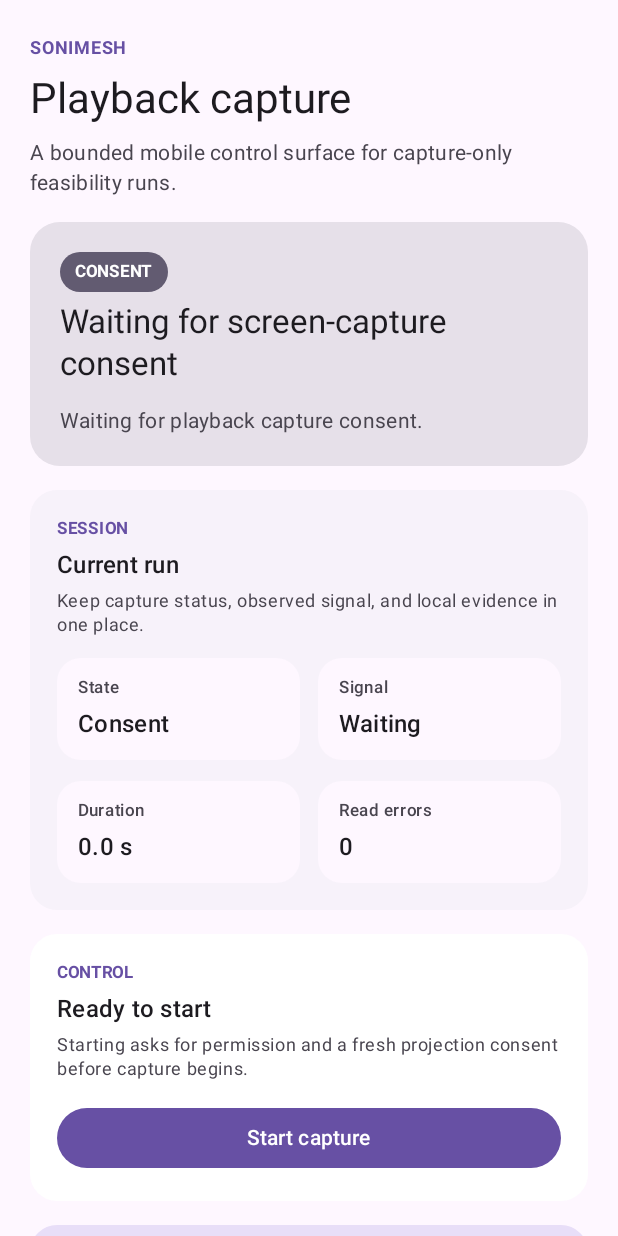
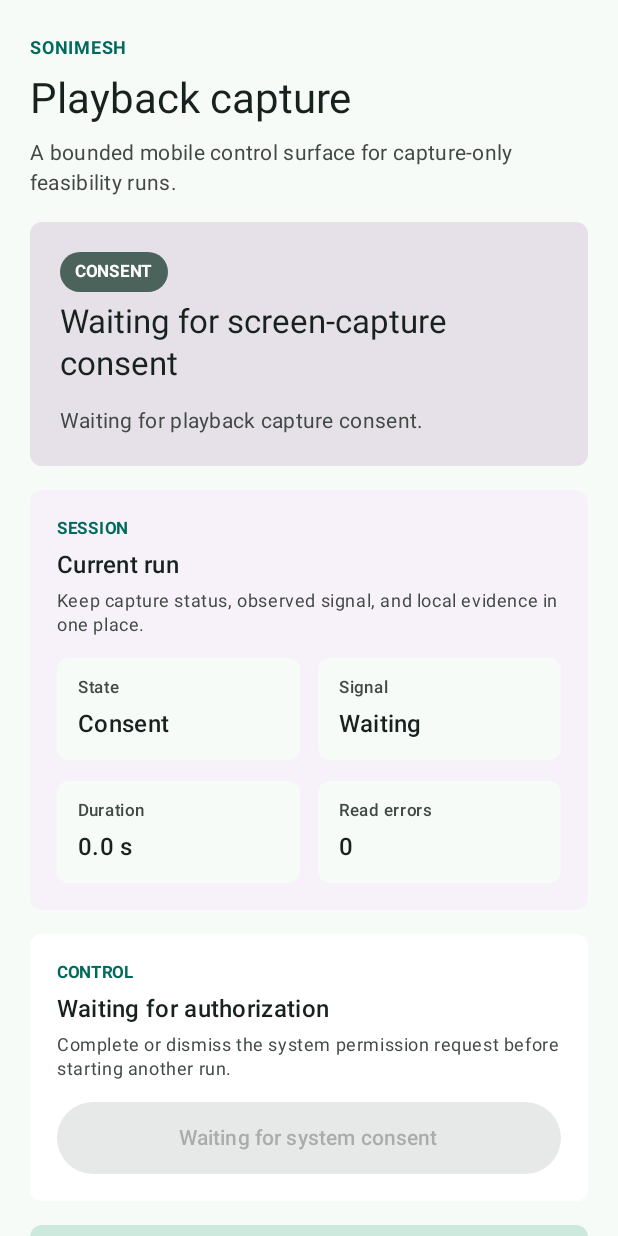
Before and after one commit to sonimesh-labs/sonimesh-dev, an Android app built with Jetpack Compose: the screen it shows after launch (MainActivity), after a tap on "Start capture", on a phone screen of 412 x 824 dp. Run offline under Robolectric (Android 15) with nearby library versions, the phone set to English and light mode, and no system bars.

Commit message:
feat(android): harden capture control state presentation

```diff
--- a/apps/android/app/src/main/java/com/sonimesh/sender/CaptureScreen.kt
+++ b/apps/android/app/src/main/java/com/sonimesh/sender/CaptureScreen.kt
@@ -1,5 +1,10 @@
 package com.sonimesh.sender
 
+import androidx.compose.animation.core.RepeatMode
+import androidx.compose.animation.core.animateFloat
+import androidx.compose.animation.core.infiniteRepeatable
+import androidx.compose.animation.core.rememberInfiniteTransition
+import androidx.compose.animation.core.tween
 import androidx.compose.foundation.background
 import androidx.compose.foundation.layout.Arrangement
 import androidx.compose.foundation.layout.Box
@@ -8,7 +13,10 @@ import androidx.compose.foundation.layout.Row
 import androidx.compose.foundation.layout.fillMaxSize
 import androidx.compose.foundation.layout.fillMaxWidth
 import androidx.compose.foundation.layout.height
+import androidx.compose.foundation.layout.heightIn
 import androidx.compose.foundation.layout.padding
+import androidx.compose.foundation.layout.navigationBarsPadding
+import androidx.compose.foundation.layout.statusBarsPadding
 import androidx.compose.foundation.layout.width
 import androidx.compose.foundation.rememberScrollState
 import androidx.compose.foundation.shape.CircleShape
@@ -27,11 +35,17 @@ import androidx.compose.ui.Alignment
 import androidx.compose.ui.Modifier
 import androidx.compose.ui.draw.clip
 import androidx.compose.ui.graphics.Color
+import androidx.compose.ui.graphics.graphicsLayer
+import androidx.compose.ui.semantics.LiveRegionMode
+import androidx.compose.ui.semantics.liveRegion
+import androidx.compose.ui.semantics.semantics
 import androidx.compose.ui.text.font.FontWeight
 import androidx.compose.ui.unit.dp
 import com.sonimesh.sender.capture.CaptureEvidenceSnapshot
 import com.sonimesh.sender.capture.CaptureStatus
 import com.sonimesh.sender.capture.CaptureUiState
+import com.sonimesh.sender.capture.isActive
+import com.sonimesh.sender.capture.isAwaitingAuthorization
 import java.util.Locale
 
 @Composable
@@ -44,7 +58,9 @@ internal fun CaptureScreen(
         modifier = Modifier
             .fillMaxSize()
             .background(MaterialTheme.colorScheme.surface)
+            .statusBarsPadding()
             .verticalScroll(rememberScrollState())
+            .navigationBarsPadding()
             .padding(horizontal = 20.dp, vertical = 24.dp),
         verticalArrangement = Arrangement.spacedBy(16.dp),
     ) {
@@ -56,6 +72,7 @@ internal fun CaptureScreen(
         }
         CaptureActionCard(
             active = state.status.isActive(),
+            starting = state.status.isAwaitingAuthorization(),
             onStart = onStart,
             onStop = onStop,
         )
@@ -89,9 +106,11 @@ private fun CaptureHeader() {
 private fun CaptureStatusCard(status: CaptureStatus) {
     val palette = status.palette()
     Card(
-        modifier = Modifier.fillMaxWidth(),
+        modifier = Modifier
+            .fillMaxWidth()
+            .semantics { liveRegion = LiveRegionMode.Polite },
         colors = CardDefaults.cardColors(containerColor = palette.container),
-        shape = RoundedCornerShape(20.dp),
+        shape = RoundedCornerShape(8.dp),
     ) {
         Column(
             modifier = Modifier.padding(20.dp),
@@ -110,7 +129,11 @@ private fun CaptureStatusCard(status: CaptureStatus) {
                         style = MaterialTheme.typography.titleLarge,
                     )
                 }
-                StatusIndicator(color = palette.indicator)
+                if (status is CaptureStatus.Capturing) {
+                    BreathingStatusIndicator(color = palette.indicator)
+                } else {
+                    StatusIndicator(color = palette.indicator)
+                }
             }
             Text(
                 text = status.description(),
@@ -129,7 +152,7 @@ private fun CaptureSummaryCard(
     Card(
         modifier = Modifier.fillMaxWidth(),
         colors = CardDefaults.cardColors(containerColor = MaterialTheme.colorScheme.surfaceContainerLow),
-        shape = RoundedCornerShape(18.dp),
+        shape = RoundedCornerShape(8.dp),
     ) {
         Column(
             modifier = Modifier.padding(18.dp),
@@ -173,7 +196,7 @@ private fun CaptureEvidenceCard(evidence: CaptureEvidenceSnapshot) {
     Card(
         modifier = Modifier.fillMaxWidth(),
         colors = CardDefaults.cardColors(containerColor = MaterialTheme.colorScheme.surfaceContainerLow),
-        shape = RoundedCornerShape(18.dp),
+        shape = RoundedCornerShape(8.dp),
     ) {
         Column(
             modifier = Modifier.padding(18.dp),
@@ -203,13 +226,14 @@ private fun CaptureEvidenceCard(evidence: CaptureEvidenceSnapshot) {
 @Composable
 private fun CaptureActionCard(
     active: Boolean,
+    starting: Boolean,
     onStart: () -> Unit,
     onStop: () -> Unit,
 ) {
     Card(
         modifier = Modifier.fillMaxWidth(),
         colors = CardDefaults.cardColors(containerColor = MaterialTheme.colorScheme.surfaceContainerLowest),
-        shape = RoundedCornerShape(18.dp),
+        shape = RoundedCornerShape(8.dp),
     ) {
         Column(
             modifier = Modifier.padding(18.dp),
@@ -217,16 +241,22 @@ private fun CaptureActionCard(
         ) {
             SectionHeader(
                 eyebrow = "CONTROL",
-                title = if (active) "Capture is running" else "Ready to start",
-                supporting = if (active) {
-                    "Stopping ends the current bounded run and leaves the latest evidence on screen."
-                } else {
-                    "Starting asks for permission and a fresh projection consent before capture begins."
+                title = when {
+                    active -> "Capture is running"
+                    starting -> "Waiting for authorization"
+                    else -> "Ready to start"
+                },
+                supporting = when {
+                    active -> "Stopping ends the current bounded run and leaves the latest evidence on screen."
+                    starting -> "Complete or dismiss the system permission request before starting another run."
+                    else -> "Starting asks for permission and a fresh projection consent before capture begins."
                 },
             )
             if (active) {
                 OutlinedButton(
-                    modifier = Modifier.fillMaxWidth(),
+                    modifier = Modifier
+                        .fillMaxWidth()
+                        .heightIn(min = 48.dp),
                     onClick = onStop,
                     colors = ButtonDefaults.outlinedButtonColors(contentColor = MaterialTheme.colorScheme.error),
                 ) {
@@ -234,10 +264,13 @@ private fun CaptureActionCard(
                 }
             } else {
                 Button(
-                    modifier = Modifier.fillMaxWidth(),
+                    modifier = Modifier
+                        .fillMaxWidth()
+                        .heightIn(min = 48.dp),
+                    enabled = !starting,
                     onClick = onStart,
                 ) {
-                    Text("Start capture")
+                    Text(if (starting) "Waiting for system consent" else "Start capture")
                 }
             }
         }
@@ -249,7 +282,7 @@ private fun CaptureBoundaryCard() {
     Card(
         modifier = Modifier.fillMaxWidth(),
         colors = CardDefaults.cardColors(containerColor = MaterialTheme.colorScheme.secondaryContainer),
-        shape = RoundedCornerShape(18.dp),
+        shape = RoundedCornerShape(8.dp),
     ) {
         Column(
             modifier = Modifier.padding(18.dp),
@@ -303,7 +336,7 @@ private fun SummaryMetric(
 ) {
     Surface(
         modifier = modifier,
-        shape = RoundedCornerShape(16.dp),
+        shape = RoundedCornerShape(8.dp),
         color = MaterialTheme.colorScheme.surface,
     ) {
         Column(
@@ -320,7 +353,7 @@ private fun SummaryMetric(
 private fun EvidenceItem(label: String, value: String, modifier: Modifier) {
     Surface(
         modifier = modifier,
-        shape = RoundedCornerShape(16.dp),
+        shape = RoundedCornerShape(8.dp),
         color = MaterialTheme.colorScheme.surface,
     ) {
         Column(
@@ -353,6 +386,32 @@ private fun StatusPill(
 }
 
 @Composable
+private fun BreathingStatusIndicator(color: Color) {
+    val transition = rememberInfiniteTransition(label = "capture-status")
+    val scale = transition.animateFloat(
+        initialValue = 1f,
+        targetValue = 1.22f,
+        animationSpec = infiniteRepeatable(
+            animation = tween(durationMillis = 1_200),
+            repeatMode = RepeatMode.Reverse,
+        ),
+        label = "status-pulse",
+    ).value
+
+    Box(
+        modifier = Modifier
+            .width(14.dp)
+            .height(14.dp)
+            .graphicsLayer {
+                scaleX = scale
+                scaleY = scale
+            }
+            .clip(CircleShape)
+            .background(color),
+    )
+}
+
+@Composable
 private fun StatusIndicator(color: Color) {
     Box(
         modifier = Modifier
@@ -371,7 +430,11 @@ private data class StatusPalette(
 
 @Composable
 private fun CaptureStatus.palette(): StatusPalette = when (this) {
-    CaptureStatus.Idle, CaptureStatus.AwaitingPermission, CaptureStatus.AwaitingProjectionConsent -> StatusPalette(
+    CaptureStatus.Idle,
+    CaptureStatus.AwaitingPermission,
+    CaptureStatus.AwaitingNotificationPermission,
+    CaptureStatus.AwaitingProjectionConsent,
+    -> StatusPalette(
         container = MaterialTheme.colorScheme.surfaceContainerHighest,
         indicator = MaterialTheme.colorScheme.secondary,
         onIndicator = MaterialTheme.colorScheme.onSecondary,
@@ -396,6 +459,7 @@ private fun CaptureStatus.palette(): StatusPalette = when (this) {
 private fun CaptureStatus.label(): String = when (this) {
     CaptureStatus.Idle -> "READY"
     CaptureStatus.AwaitingPermission -> "PERMISSION"
+    CaptureStatus.AwaitingNotificationPermission -> "NOTIFICATIONS"
     CaptureStatus.AwaitingProjectionConsent -> "CONSENT"
     is CaptureStatus.Capturing -> "ACTIVE"
     is CaptureStatus.NoCapturableAudio -> "NO SIGNAL"
@@ -406,6 +470,7 @@ private fun CaptureStatus.label(): String = when (this) {
 private fun CaptureStatus.metricLabel(): String = when (this) {
     CaptureStatus.Idle -> "Idle"
     CaptureStatus.AwaitingPermission -> "Permission"
+    CaptureStatus.AwaitingNotificationPermission -> "Notifications"
     CaptureStatus.AwaitingProjectionConsent -> "Consent"
     is CaptureStatus.Capturing -> "Capturing"
     is CaptureStatus.NoCapturableAudio -> "No signal"
@@ -416,6 +481,7 @@ private fun CaptureStatus.metricLabel(): String = when (this) {
 private fun CaptureStatus.headline(): String = when (this) {
     CaptureStatus.Idle -> "Ready for a fresh capture session"
     CaptureStatus.AwaitingPermission -> "Waiting for microphone permission"
+    CaptureStatus.AwaitingNotificationPermission -> "Waiting for notification permission"
     CaptureStatus.AwaitingProjectionConsent -> "Waiting for screen-capture consent"
     is CaptureStatus.Capturing -> "Capture is active"
     is CaptureStatus.NoCapturableAudio -> "No capturable audio detected"
--- a/apps/android/app/src/main/java/com/sonimesh/sender/MainActivity.kt
+++ b/apps/android/app/src/main/java/com/sonimesh/sender/MainActivity.kt
@@ -9,8 +9,8 @@ import android.os.Build
 import android.os.Bundle
 import androidx.activity.ComponentActivity
 import androidx.activity.compose.setContent
+import androidx.activity.enableEdgeToEdge
 import androidx.activity.result.contract.ActivityResultContracts
-import androidx.compose.material3.MaterialTheme
 import androidx.compose.material3.Surface
 import androidx.compose.foundation.layout.fillMaxSize
 import androidx.compose.runtime.getValue
@@ -20,10 +20,15 @@ import androidx.core.content.ContextCompat
 import com.sonimesh.sender.capture.CaptureService
 import com.sonimesh.sender.capture.CaptureStateStore
 import com.sonimesh.sender.capture.CaptureStatus
+import com.sonimesh.sender.capture.canStart
+import com.sonimesh.sender.capture.isAwaitingAuthorization
 
 class MainActivity : ComponentActivity() {
     private val audioPermissionLauncher =
         registerForActivityResult(ActivityResultContracts.RequestPermission()) { granted ->
+            if (CaptureStateStore.state.value.status != CaptureStatus.AwaitingPermission) {
+                return@registerForActivityResult
+            }
             if (granted) {
                 requestNotificationThenProjection()
             } else {
@@ -33,6 +38,9 @@ class MainActivity : ComponentActivity() {
 
     private val notificationPermissionLauncher =
         registerForActivityResult(ActivityResultContracts.RequestPermission()) { granted ->
+            if (CaptureStateStore.state.value.status != CaptureStatus.AwaitingNotificationPermission) {
+                return@registerForActivityResult
+            }
             if (granted) {
                 launchProjectionConsent()
             } else {
@@ -42,6 +50,9 @@ class MainActivity : ComponentActivity() {
 
     private val projectionLauncher =
         registerForActivityResult(ActivityResultContracts.StartActivityForResult()) { result ->
+            if (CaptureStateStore.state.value.status != CaptureStatus.AwaitingProjectionConsent) {
+                return@registerForActivityResult
+            }
             if (result.resultCode != Activity.RESULT_OK || result.data == null) {
                 CaptureStateStore.publishFailure("Screen capture consent was not granted")
                 return@registerForActivityResult
@@ -61,9 +72,10 @@ class MainActivity : ComponentActivity() {
 
     override fun onCreate(savedInstanceState: Bundle?) {
         super.onCreate(savedInstanceState)
+        enableEdgeToEdge()
         setContent {
             val state by CaptureStateStore.state.collectAsState()
-            MaterialTheme {
+            SoniMeshTheme {
                 Surface(modifier = Modifier.fillMaxSize()) {
                     CaptureScreen(
                         state = state,
@@ -76,6 +88,10 @@ class MainActivity : ComponentActivity() {
     }
 
     private fun requestCapture() {
+        if (!CaptureStateStore.state.value.status.canStart()) {
+            return
+        }
+
         CaptureStateStore.publishAwaitingPermission()
         if (ContextCompat.checkSelfPermission(this, Manifest.permission.RECORD_AUDIO)
             != PackageManager.PERMISSION_GRANTED
@@ -87,10 +103,14 @@ class MainActivity : ComponentActivity() {
     }
 
     private fun requestNotificationThenProjection() {
+        if (CaptureStateStore.state.value.status != CaptureStatus.AwaitingPermission) {
+            return
+        }
         if (Build.VERSION.SDK_INT >= Build.VERSION_CODES.TIRAMISU
             && ContextCompat.checkSelfPermission(this, Manifest.permission.POST_NOTIFICATIONS)
             != PackageManager.PERMISSION_GRANTED
         ) {
+            CaptureStateStore.publishAwaitingNotificationPermission()
             notificationPermissionLauncher.launch(Manifest.permission.POST_NOTIFICATIONS)
         } else {
             launchProjectionConsent()
@@ -98,6 +118,9 @@ class MainActivity : ComponentActivity() {
     }
 
     private fun launchProjectionConsent() {
+        if (!CaptureStateStore.state.value.status.isAwaitingAuthorization()) {
+            return
+        }
         CaptureStateStore.publishAwaitingProjectionConsent()
         val manager = getSystemService(MediaProjectionManager::class.java)
         projectionLauncher.launch(manager.createScreenCaptureIntent())
@@ -108,14 +131,11 @@ class MainActivity : ComponentActivity() {
     }
 }
 
-internal fun CaptureStatus.isActive(): Boolean = when (this) {
-    is CaptureStatus.Capturing, is CaptureStatus.NoCapturableAudio -> true
-    else -> false
-}
 
 internal fun CaptureStatus.description(): String = when (this) {
     CaptureStatus.Idle -> "Ready to request playback capture consent."
     CaptureStatus.AwaitingPermission -> "Waiting for microphone permission."
+    CaptureStatus.AwaitingNotificationPermission -> "Waiting for notification permission."
     CaptureStatus.AwaitingProjectionConsent -> "Waiting for playback capture consent."
     is CaptureStatus.Capturing -> "Capturing ${format.description()}."
     is CaptureStatus.NoCapturableAudio ->
--- /dev/null
+++ b/apps/android/app/src/main/java/com/sonimesh/sender/SoniMeshTheme.kt
@@ -0,0 +1,68 @@
+package com.sonimesh.sender
+
+import androidx.compose.foundation.isSystemInDarkTheme
+import androidx.compose.material3.MaterialTheme
+import androidx.compose.material3.darkColorScheme
+import androidx.compose.material3.lightColorScheme
+import androidx.compose.runtime.Composable
+import androidx.compose.ui.graphics.Color
+
+private val LightColors = lightColorScheme(
+    primary = Color(0xFF006B5C),
+    onPrimary = Color(0xFFFFFFFF),
+    primaryContainer = Color(0xFFB9F3DF),
+    onPrimaryContainer = Color(0xFF002019),
+    secondary = Color(0xFF4B635B),
+    onSecondary = Color(0xFFFFFFFF),
+    secondaryContainer = Color(0xFFCDE9DE),
+    onSecondaryContainer = Color(0xFF071F18),
+    tertiary = Color(0xFF765A00),
+    onTertiary = Color(0xFFFFFFFF),
+    tertiaryContainer = Color(0xFFFFDEA0),
+    onTertiaryContainer = Color(0xFF261A00),
+    error = Color(0xFFB3261E),
+    onError = Color(0xFFFFFFFF),
+    errorContainer = Color(0xFFFFDAD6),
+    onErrorContainer = Color(0xFF410002),
+    background = Color(0xFFF7FBF8),
+    onBackground = Color(0xFF17211E),
+    surface = Color(0xFFF7FBF8),
+    onSurface = Color(0xFF17211E),
+    surfaceVariant = Color(0xFFDDE6E0),
+    onSurfaceVariant = Color(0xFF414944),
+    outline = Color(0xFF717A74),
+)
+
+private val DarkColors = darkColorScheme(
+    primary = Color(0xFF9BD8C3),
+    onPrimary = Color(0xFF00382F),
+    primaryContainer = Color(0xFF005143),
+    onPrimaryContainer = Color(0xFFB9F3DF),
+    secondary = Color(0xFFB1CCC0),
+    onSecondary = Color(0xFF1C352C),
+    secondaryContainer = Color(0xFF344C42),
+    onSecondaryContainer = Color(0xFFCDE9DE),
+    tertiary = Color(0xFFF1C56F),
+    onTertiary = Color(0xFF3E2E00),
+    tertiaryContainer = Color(0xFF5A4300),
+    onTertiaryContainer = Color(0xFFFFDEA0),
+    error = Color(0xFFFFB4AB),
+    onError = Color(0xFF690005),
+    errorContainer = Color(0xFF93000A),
+    onErrorContainer = Color(0xFFFFDAD6),
+    background = Color(0xFF101512),
+    onBackground = Color(0xFFDFE4E0),
+    surface = Color(0xFF101512),
+    onSurface = Color(0xFFDFE4E0),
+    surfaceVariant = Color(0xFF414944),
+    onSurfaceVariant = Color(0xFFC1C9C3),
+    outline = Color(0xFF8B938D),
+)
+
+@Composable
+internal fun SoniMeshTheme(content: @Composable () -> Unit) {
+    MaterialTheme(
+        colorScheme = if (isSystemInDarkTheme()) DarkColors else LightColors,
+        content = content,
+    )
+}
--- a/apps/android/app/src/main/java/com/sonimesh/sender/capture/CaptureState.kt
+++ b/apps/android/app/src/main/java/com/sonimesh/sender/capture/CaptureState.kt
@@ -60,6 +60,7 @@ enum class CaptureStopReason(val displayName: String) {
 sealed interface CaptureStatus {
     data object Idle : CaptureStatus
     data object AwaitingPermission : CaptureStatus
+    data object AwaitingNotificationPermission : CaptureStatus
     data object AwaitingProjectionConsent : CaptureStatus
     data class Capturing(val format: CaptureFormat) : CaptureStatus
     data class NoCapturableAudio(val format: CaptureFormat) : CaptureStatus
@@ -80,3 +81,22 @@ data class CaptureEvidenceSnapshot(
     val silentReads: Long = 0,
     val readErrors: Long = 0,
 )
+
+
+/** True while the foreground service owns an active capture lifecycle. */
+internal fun CaptureStatus.isActive(): Boolean = when (this) {
+    is CaptureStatus.Capturing, is CaptureStatus.NoCapturableAudio -> true
+    else -> false
+}
+
+/** True while the activity has already opened a system authorization path. */
+internal fun CaptureStatus.isAwaitingAuthorization(): Boolean = when (this) {
+    CaptureStatus.AwaitingPermission,
+    CaptureStatus.AwaitingNotificationPermission,
+    CaptureStatus.AwaitingProjectionConsent,
+    -> true
+    else -> false
+}
+
+/** True when a fresh capture request may begin from the current UI state. */
+internal fun CaptureStatus.canStart(): Boolean = !isActive() && !isAwaitingAuthorization()
--- a/apps/android/app/src/main/java/com/sonimesh/sender/capture/CaptureStateStore.kt
+++ b/apps/android/app/src/main/java/com/sonimesh/sender/capture/CaptureStateStore.kt
@@ -93,6 +93,10 @@ object CaptureStateStore {
         publish(CaptureStatus.AwaitingPermission)
     }
 
+    fun publishAwaitingNotificationPermission() {
+        publish(CaptureStatus.AwaitingNotificationPermission)
+    }
+
     fun publishAwaitingProjectionConsent() {
         publish(CaptureStatus.AwaitingProjectionConsent)
     }
--- /dev/null
+++ b/apps/android/app/src/main/res/values-night/styles.xml
@@ -0,0 +1,4 @@
+<?xml version="1.0" encoding="utf-8"?>
+<resources>
+    <style name="Theme.SoniMesh" parent="android:style/Theme.Material.NoActionBar" />
+</resources>
```
Also changed, not shown: 2 other files.
